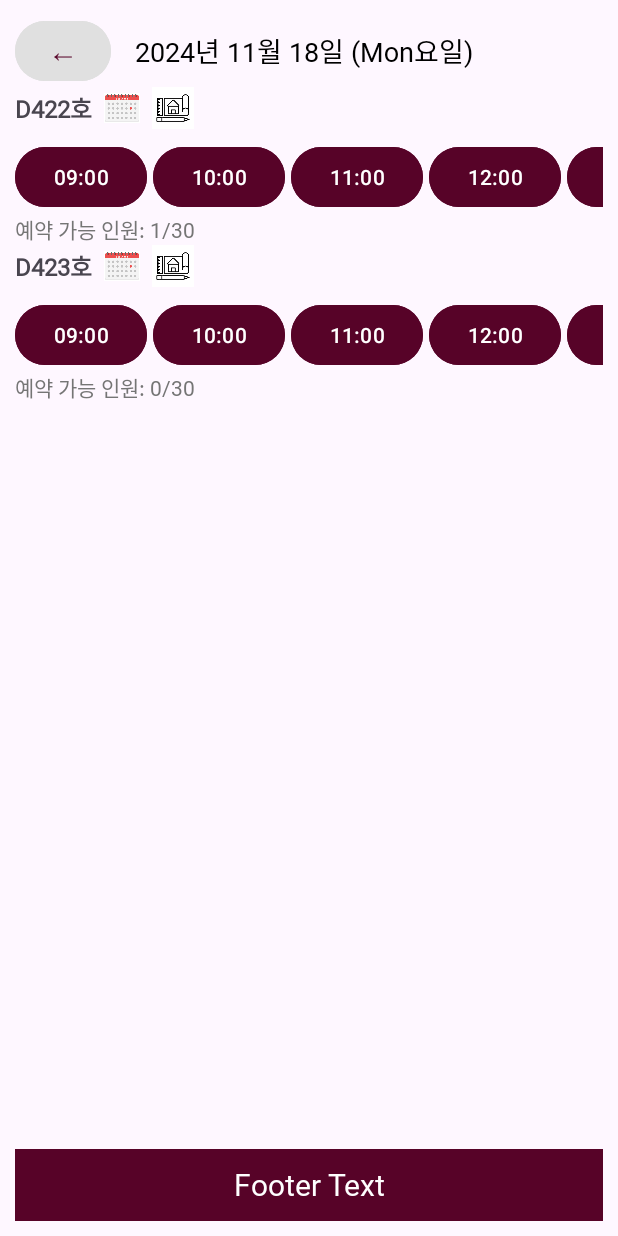
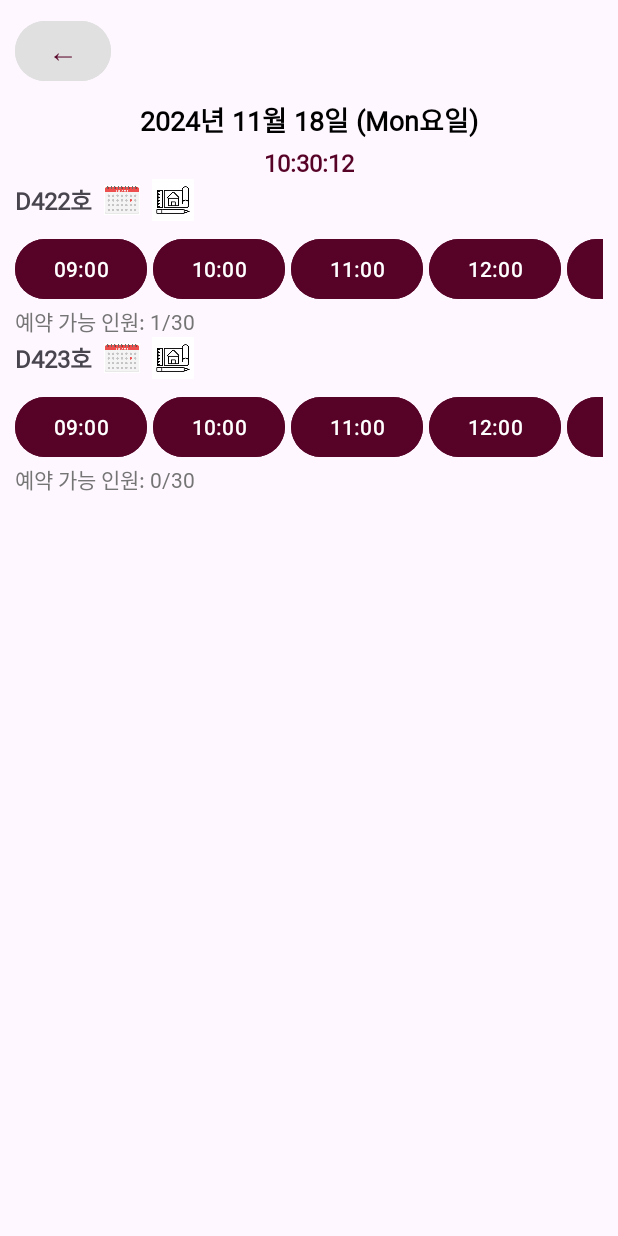
Before and after one commit to chanjung803/MOK, an Android app: the ClassChoiceActivity screen opened directly, with no data from a screen before it, on a phone screen of 412 x 824 dp. Run offline under Robolectric (Android 15) with nearby library versions, the phone set to English and light mode, and no system bars.

Commit message:
modify interface2

```diff
--- a/app/src/main/java/kr/co/example/hello/ClassChoiceActivity.java
+++ b/app/src/main/java/kr/co/example/hello/ClassChoiceActivity.java
@@ -3,6 +3,7 @@ package kr.co.example.hello;
 import android.content.Intent;
 import android.content.SharedPreferences;
 import android.os.Bundle;
+import android.os.Handler;
 import android.view.View;
 import android.widget.Button;
 import android.widget.TextView;
@@ -17,10 +18,12 @@ import java.util.Locale;
 public class ClassChoiceActivity extends AppCompatActivity {
 
     private static final int MAX_SEATS = 30;  // 최대 예약 가능 인원
-    int availableSeats;  // 예약 가능 인원 변수
-    TextView availableSeatsTextView;  // 예약 가능 인원을 표시할 TextView
-    TextView currentDateTextView;  // 현재 날짜를 표시할 TextView
-    SharedPreferences sharedPreferences;  // SharedPreferences 선언
+    private int availableSeats;  // 예약 가능 인원 변수
+    private TextView availableSeatsTextView;  // 예약 가능 인원을 표시할 TextView
+    private TextView currentDateTextView;  // 현재 날짜를 표시할 TextView
+    private TextView currentTimeTextView;  // 현재 시간을 표시할 TextView
+    private SharedPreferences sharedPreferences;  // SharedPreferences 선언
+    private Handler handler = new Handler();  // 실시간 시간 갱신용 핸들러
 
     @Override
     protected void onCreate(Bundle savedInstanceState) {
@@ -37,86 +40,42 @@ public class ClassChoiceActivity extends AppCompatActivity {
         availableSeatsTextView = findViewById(R.id.tvD422Seats);
         updateAvailableSeats();  // 예약 가능 인원 표시
 
-        // 현재 날짜를 표시할 TextView 연결
+        // 현재 날짜와 시간 TextView 연결
         currentDateTextView = findViewById(R.id.tvCurrentDate);
+        currentTimeTextView = findViewById(R.id.tvCurrentTime);
 
-        // 현재 날짜를 가져와 TextView에 설정
+        // 현재 날짜를 설정
         setCurrentDate();
 
+        // 실시간 시간 업데이트 시작
+        updateCurrentTime();
+
         // "이전" 버튼 연결 및 클릭 리스너 설정
-        Button btnBack = findViewById(R.id.BtnBackClass);
-        btnBack.setOnClickListener(new View.OnClickListener() {
-            @Override
-            public void onClick(View v) {
-                // 현재 액티비티를 종료하고 이전 화면으로 돌아감
-                finish();
-            }
-        });
+        Button btnBack = findViewById(R.id.btnBackClass);
+        btnBack.setOnClickListener(v -> finish());
 
-        // 시간 버튼 연결 및 클릭 리스너 설정 (각 시간 선택 시 ReserveInfoActivity로 이동)
+        // 시간 버튼 연결 및 클릭 리스너 설정 (예시)
         Button btnD422Time0900 = findViewById(R.id.btnD422Time0900);
-        Button btnD422Time1000 = findViewById(R.id.btnD422Time1000);
-        Button btnD422Time1100 = findViewById(R.id.btnD422Time1100);
-        Button btnD422Time1200 = findViewById(R.id.btnD422Time1200);
-        Button btnD422Time1300 = findViewById(R.id.btnD422Time1300);
-        Button btnD422Time1400 = findViewById(R.id.btnD422Time1400);
-        Button btnD422Time1500 = findViewById(R.id.btnD422Time1500);
-        Button btnD422Time1600 = findViewById(R.id.btnD422Time1600);
-        Button btnD422Time1700 = findViewById(R.id.btnD422Time1700);
-        Button btnD422Time1800 = findViewById(R.id.btnD422Time1800);
+        btnD422Time0900.setOnClickListener(createTimeClickListener("09:00"));
 
-        // 각 시간 버튼에 클릭 리스너 적용
-        btnD422Time0900.setOnClickListener(createTimeClickListener("09:00"));
-        btnD422Time1000.setOnClickListener(createTimeClickListener("10:00"));
-        btnD422Time1100.setOnClickListener(createTimeClickListener("11:00"));
-        btnD422Time1200.setOnClickListener(createTimeClickListener("12:00"));
-        btnD422Time1300.setOnClickListener(createTimeClickListener("13:00"));
-        btnD422Time1400.setOnClickListener(createTimeClickListener("14:00"));
-        btnD422Time1500.setOnClickListener(createTimeClickListener("15:00"));
-        btnD422Time1600.setOnClickListener(createTimeClickListener("16:00"));
-        btnD422Time1700.setOnClickListener(createTimeClickListener("17:00"));
-        btnD422Time1800.setOnClickListener(createTimeClickListener("18:00"));
+        // 추가 시간 버튼 연결 및 리스너 설정 ...
     }
 
     // 클릭 리스너를 반환하는 메서드
     private View.OnClickListener createTimeClickListener(final String time) {
-        return new View.OnClickListener() {
-            @Override
-            public void onClick(View v) {
-                // 예약 가능 인원이 다 찼는지 확인
-                if (availableSeats >= MAX_SEATS) {
-                    Toast.makeText(ClassChoiceActivity.this, "예약 가능 인원이 모두 찼습니다.", Toast.LENGTH_SHORT).show();
-                    return;  // 더 이상 예약 불가
-                }
-                // ReserveInfoActivity로 이동하며 선택한 시간을 전달
-                Intent intent = new Intent(ClassChoiceActivity.this, ReserveInfoActivity.class);
-                intent.putExtra("selectedRoom", "D422호");
-                intent.putExtra("selectedTime", time);
-                startActivity(intent);
-            }
+        return v -> {
+            // ReserveInfoActivity로 이동하며 선택한 시간을 전달
+            Intent intent = new Intent(ClassChoiceActivity.this, ReserveInfoActivity.class);
+            intent.putExtra("selectedRoom", "D422호");
+            intent.putExtra("selectedTime", time);
+            startActivity(intent);
         };
-    }
-
-    // 예약 가능 인원을 증가시키는 메서드
-    private void increaseAvailableSeats(int increment) {
-        if (availableSeats + increment > MAX_SEATS) {
-            Toast.makeText(this, "더 이상 예약할 수 없습니다. 최대 예약 인원은 30명입니다.", Toast.LENGTH_SHORT).show();
-            return;
-        }
-
-        availableSeats += increment;  // 예약 가능 인원을 증가
-        updateAvailableSeats();  // 화면에 업데이트
-
-        // 증가된 인원을 SharedPreferences에 저장
-        SharedPreferences.Editor editor = sharedPreferences.edit();
-        editor.putInt("availableSeats", availableSeats);
-        editor.apply();  // 변경사항 적용
     }
 
     // 예약 가능 인원 TextView 업데이트
     private void updateAvailableSeats() {
         String seatsText = "예약 가능 인원: " + availableSeats + "/30";
-        availableSeatsTextView.setText(seatsText);  // TextView에 반영
+        availableSeatsTextView.setText(seatsText);
     }
 
     // 현재 날짜를 설정하는 메서드
@@ -124,6 +83,26 @@ public class ClassChoiceActivity extends AppCompatActivity {
         Calendar calendar = Calendar.getInstance();
         SimpleDateFormat dateFormat = new SimpleDateFormat("yyyy년 MM월 dd일 (E요일)", Locale.getDefault());
         String currentDate = dateFormat.format(calendar.getTime());
-        currentDateTextView.setText(currentDate);  // 현재 날짜를 TextView에 설정
+        currentDateTextView.setText(currentDate);
+    }
+
+    // 실시간 시간을 설정하는 메서드
+    private void updateCurrentTime() {
+        handler.postDelayed(new Runnable() {
+            @Override
+            public void run() {
+                Calendar calendar = Calendar.getInstance();
+                SimpleDateFormat timeFormat = new SimpleDateFormat("HH:mm:ss", Locale.getDefault());
+                String currentTime = timeFormat.format(calendar.getTime());
+                currentTimeTextView.setText(currentTime);  // 현재 시간을 TextView에 설정
+                handler.postDelayed(this, 1000);  // 1초마다 갱신
+            }
+        }, 0);
+    }
+
+    @Override
+    protected void onDestroy() {
+        super.onDestroy();
+        handler.removeCallbacksAndMessages(null);  // 핸들러 콜백 제거
     }
 }
--- a/app/src/main/java/kr/co/example/hello/MainActivity.java
+++ b/app/src/main/java/kr/co/example/hello/MainActivity.java
@@ -33,7 +33,7 @@ public class MainActivity extends AppCompatActivity {
 
         // 예약 정보가 있을 경우 Footer에 표시
         if (selectedDate != null && selectedRoom != null && selectedTime != null) {
-            footerTextView.setText("예약 정보: " + selectedDate + " " + selectedRoom + " " + selectedTime);
+            footerTextView.setText(selectedDate + " " + selectedRoom + " " + selectedTime);
         }
 
         // 강의실 예약 버튼 클릭 시 ClassChoiceActivity로 바로 이동
--- a/app/src/main/res/layout/classchoice.xml
+++ b/app/src/main/res/layout/classchoice.xml
@@ -6,31 +6,45 @@
     android:padding="10dp"
     android:background="?android:attr/selectableItemBackground">
 
-    <!-- 상단 뒤로가기 버튼과 날짜 표시 -->
+    <!-- 상단 뒤로가기 버튼 -->
+    <Button
+        android:id="@+id/btnBackClass"
+        android:layout_width="64dp"
+        android:layout_height="wrap_content"
+        android:text="←"
+        android:backgroundTint="#E0E0E0"
+        android:textColor="#570328"
+        android:textSize="20dp"
+        android:layout_gravity="start" />
+
+    <!-- 현재 날짜와 시간 -->
     <LinearLayout
         android:layout_width="match_parent"
         android:layout_height="wrap_content"
-        android:orientation="horizontal">
+        android:orientation="vertical"
+        android:layout_marginTop="8dp"
+        android:gravity="center_horizontal">
 
-        <!-- 뒤로가기 버튼 -->
-        <Button
-            android:id="@+id/BtnBackClass"
-            android:layout_width="64dp"
-            android:layout_height="wrap_content"
-            android:text="←"
-            android:backgroundTint="#E0E0E0"
-            android:textColor="#570328"
-            android:textSize="20dp" />
-
-        <!-- 현재 날짜 표시할 TextView -->
         <TextView
             android:id="@+id/tvCurrentDate"
             android:layout_width="wrap_content"
             android:layout_height="wrap_content"
+            android:text="2024년 10월 07일 (월요일)"
             android:textSize="18sp"
+            android:textStyle="bold"
             android:textColor="#000000"
-            android:paddingStart="16dp"
-            android:gravity="center_vertical" />
+            android:layout_gravity="center" />
+
+        <TextView
+            android:id="@+id/tvCurrentTime"
+            android:layout_width="wrap_content"
+            android:layout_height="wrap_content"
+            android:text="15:30:00"
+            android:textSize="16sp"
+            android:textStyle="bold"
+            android:textColor="#570328"
+            android:layout_gravity="center"
+            android:layout_marginTop="4dp" />
     </LinearLayout>
 
     <LinearLayout
@@ -342,14 +356,4 @@
         android:orientation="vertical">
     </LinearLayout>
 
-    <TextView
-        android:id="@+id/footerTextView2"
-        android:layout_width="match_parent"
-        android:layout_height="48dp"
-        android:background="#570328"
-        android:gravity="center"
-        android:textColor="#ffffff"
-        android:textSize="20dp"
-        android:layout_gravity="bottom"
-        android:text="Footer Text" />
 </LinearLayout>
```
Also changed, not shown: app/src/main/java/kr/co/example/hello/ReserveInfoActivity.java (+8 -24 lines), app/src/main/res/drawable/border_red.xml (added, +8 -0 lines), app/src/main/res/layout/reserveinfo.xml (+53 -25 lines).
